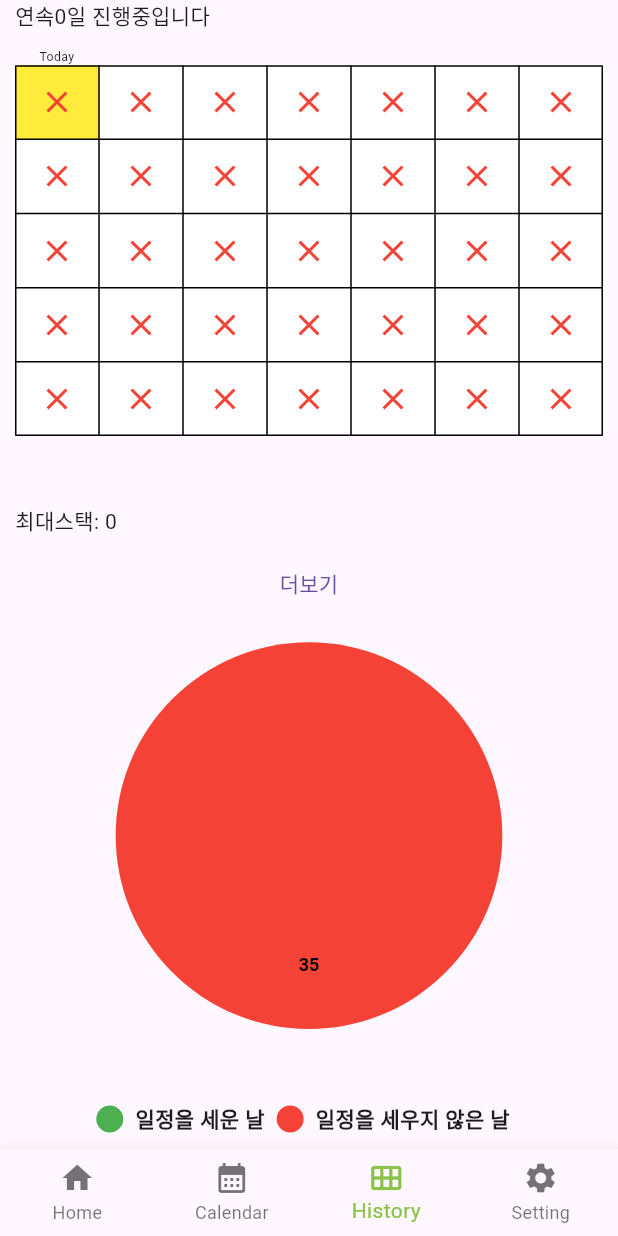
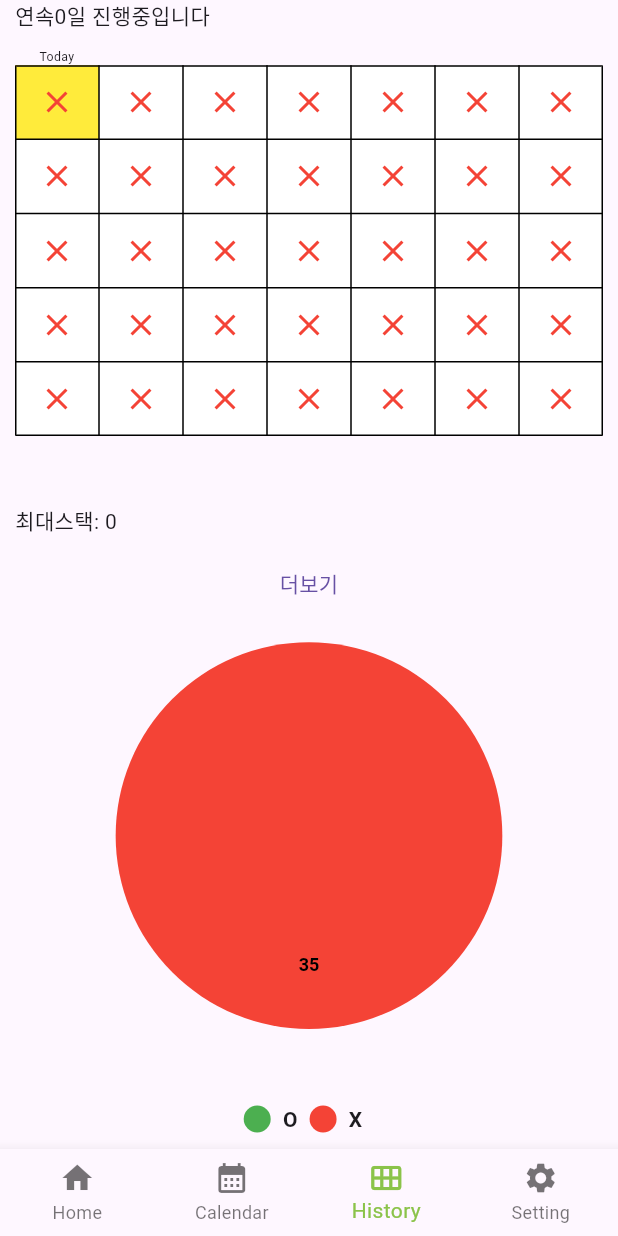
Before and after one commit to kuper0201/TimeBoxing_Fork, a Flutter app: the screen it shows after launch, item 3 of the bottom bar chosen, on a phone screen of 412 x 824 dp. Run offline on Flutter 3.47's test engine with Material 3 defaults, Android fonts, the phone set to English and light mode, and no system bars; drawn by our look-alikes of pie_chart; our stand-ins replace drift, equatable, flutter_datetime_picker_plus, syncfusion_flutter_calendar; missing offline and left inert: dart:ffi, desktop_window, split_view, word_break_text; accounts and stored records are empty; generated files the repository leaves out were written again.

Commit message:
Update History.dart

```diff
--- a/lib/History.dart
+++ b/lib/History.dart
@@ -158,7 +158,7 @@ class _HistoryViewState extends State<HistoryView> {
                 child: PieChart(
                   initialAngleInDegree: -90,
                   colorList: const [Colors.green, Colors.red],
-                  dataMap: {'일정을 세운 날': check.toDouble(), '일정을 세우지 않은 날': uncheck.toDouble()},
+                  dataMap: {'O': check.toDouble(), 'X': uncheck.toDouble()},
                   legendOptions: const LegendOptions(
                     legendPosition: LegendPosition.bottom,
                     showLegendsInRow: true
```
